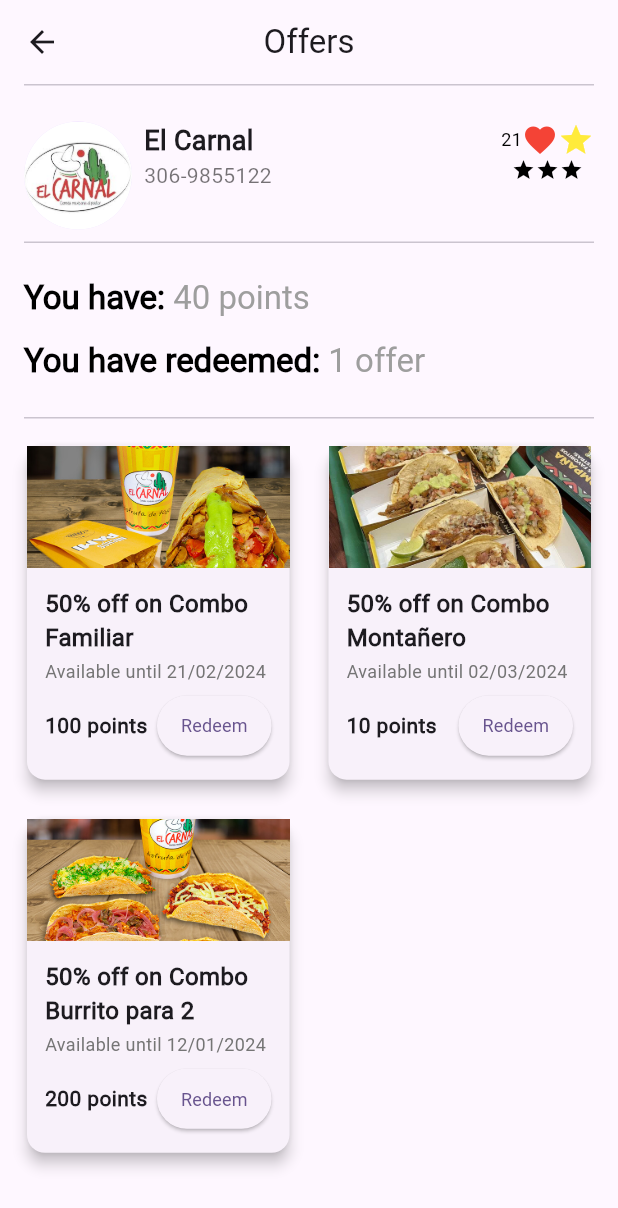
After one commit to ISIS3510-202401-Team31/Flutter, a Flutter app: the OffersPage screen opened directly, on a phone screen of 412 x 824 dp. The commit adds this screen. Shown: the top 1208 px of the screen. Run offline on Flutter 3.47's test engine with Material 3 defaults, Android fonts, the phone set to English and light mode, and no system bars; our stand-ins replace cloud_firestore, firebase_core; accounts and stored records are empty.

Commit message:
Offers View Created

```diff
--- a/unifood/lib/utils/routes.dart
+++ b/unifood/lib/utils/routes.dart
@@ -8,6 +8,9 @@ import 'package:unifood/view/restaurant/dashboard/views/restaurants.dart';
 import 'package:unifood/view/restaurant/search/views/search_view.dart';
 import 'package:unifood/view/profile/preferences/views/preferences.dart';
 import 'package:unifood/view/profile/points/views/points.dart';
+import 'package:unifood/view/restaurant/offers/views/offers.dart';
+
+
 class Routes {
   static Route<dynamic> generateRoute(RouteSettings settings) {
     switch (settings.name) {
@@ -29,6 +32,9 @@ class Routes {
         return MaterialPageRoute(builder: (_) => const Restaurants());
       case '/points': // Define la ruta para los puntos
         return MaterialPageRoute(builder: (_) => const Points());
+      case '/offers': // Define la ruta para las ofertas
+        return MaterialPageRoute(builder: (_) => const OffersPage());
+
       default:
         return MaterialPageRoute(builder: (_) => const Landing());
     }
--- a/unifood/lib/view/profile/points/widgets/custom_restaurant_offers.dart
+++ b/unifood/lib/view/profile/points/widgets/custom_restaurant_offers.dart
@@ -102,7 +102,7 @@ class CustomRestaurantOffers extends StatelessWidget {
                 bottom: 5, // Adjusted to position above the card's bottom edge
                 child: InkWell(
                   onTap: () {
-                    Navigator.pushNamed(context, '/offers');
+                  Navigator.pushNamed(context, '/offers');
                   },
                   child: Container(
                     padding: EdgeInsets.symmetric(horizontal: 12, vertical: 4),
--- /dev/null
+++ b/unifood/lib/view/restaurant/offers/views/offers.dart
@@ -0,0 +1,170 @@
+import 'package:flutter/material.dart';
+import 'package:unifood/view/restaurant/offers/widgets/offer_card.dart';
+
+class OffersPage extends StatelessWidget {
+  const OffersPage({Key? key}) : super(key: key);
+
+  @override
+  Widget build(BuildContext context) {
+    // Dummy data for the offers
+    final List<Map<String, dynamic>> offers = [
+      {
+        'imagePath': 'assets/images/oferta1.png',
+        'mainText': '50% off on Combo Familiar',
+        'subText': 'Available until 21/02/2024',
+        'points': 100,
+      },
+
+            {
+        'imagePath': 'assets/images/oferta2.jpg',
+        'mainText': '50% off on Combo Montañero',
+        'subText': 'Available until 02/03/2024',
+        'points': 10,
+      },
+
+      {
+        'imagePath': 'assets/images/oferta3.png',
+        'mainText': '50% off on Combo Burrito para 2',
+        'subText': 'Available until 12/01/2024',
+        'points': 200,
+      },
+
+    ];
+
+    return Scaffold(
+      appBar: AppBar(
+        leading: IconButton(
+          icon: const Icon(Icons.arrow_back),
+          onPressed: () => Navigator.of(context).pop(),
+        ),
+        title: const Text('Offers'),
+        centerTitle: true,
+      ),
+      body: SingleChildScrollView(
+        child: Column(
+          crossAxisAlignment: CrossAxisAlignment.start,
+          children: [
+            const Divider(height: 1, thickness: 1, indent: 16, endIndent: 16),
+            Padding(
+              padding: const EdgeInsets.fromLTRB(16.0, 24.0, 16.0, 8.0),
+              child: Row(
+                crossAxisAlignment: CrossAxisAlignment.start,
+                children: [
+                  const CircleAvatar(
+                    backgroundImage: AssetImage('assets/images/elcarnal_logo.jpeg'),
+                    radius: 36,
+                  ),
+                  const SizedBox(width: 8),
+                  const Expanded(
+                    child: Column(
+                      crossAxisAlignment: CrossAxisAlignment.start,
+                      children: [
+                        Text(
+                          "El Carnal",
+                          style: TextStyle(
+                            fontSize: 18,
+                            fontWeight: FontWeight.bold,
+                          ),
+                        ),
+                        Text(
+                          "306-9855122",
+                          style: TextStyle(
+                            fontSize: 14,
+                            color: Colors.black54,
+                          ),
+                        ),
+                      ],
+                    ),
+                  ),
+                  Column(
+                    children: [
+                      const Row(
+                        children: [
+                          Text(
+                            '21',
+                            style: TextStyle(
+                              fontSize: 12,
+                              color: Colors.black,
+                            ),
+                          ),
+                          Icon(Icons.favorite, color: Colors.red),
+                          Icon(Icons.star, color: Colors.yellow),
+                        ],
+                      ),
+                      Row(
+                        children: List.generate(3, (_) => const Icon(
+                          Icons.star,
+                          color: Colors.black,
+                          size: 16,
+                        )),
+                      ),
+                    ],
+                  ),
+                ],
+              ),
+            ),
+            const Divider(height: 1, thickness: 1, indent: 16, endIndent: 16),
+            Padding(
+              padding: const EdgeInsets.fromLTRB(16.0, 24.0, 16.0, 8.0), // Add more vertical padding
+              child: RichText(
+                text: const TextSpan(
+                  style: TextStyle(
+                    fontSize: 22,
+                    color: Colors.black,
+                  ),
+                  children: <TextSpan>[
+                    TextSpan(text: "You have: ", style: TextStyle(fontWeight: FontWeight.bold)),
+                    TextSpan(text: "40 points", style: TextStyle(color: Colors.grey)),
+                  ],
+                ),
+              ),
+            ),
+            Padding(
+              padding: const EdgeInsets.fromLTRB(16.0, 8.0, 16.0, 24.0), // Add more vertical padding
+              child: RichText(
+                text: const TextSpan(
+                  style: TextStyle(
+                    fontSize: 22,
+                    color: Colors.black,
+                  ),
+                  children: <TextSpan>[
+                    TextSpan(text: "You have redeemed: ", style: TextStyle(fontWeight: FontWeight.bold)),
+                    TextSpan(text: "1 offer", style: TextStyle(color: Colors.grey)),
+                  ],
+                ),
+              ),
+            ),
+
+            const Divider(height: 1, thickness: 1, indent: 16, endIndent: 16),
+            GridView.builder(
+              shrinkWrap: true,
+              physics: const NeverScrollableScrollPhysics(),
+              padding: const EdgeInsets.all(10),
+              gridDelegate: const SliverGridDelegateWithFixedCrossAxisCount(
+                crossAxisCount: 2,
+                childAspectRatio: 0.8, // Increased aspect ratio
+                crossAxisSpacing: 10,
+                mainAxisSpacing: 10,
+              ),
+              itemCount: offers.length,
+              itemBuilder: (context, index) {
+                final offer = offers[index];
+                return OfferCard(
+                  imagePath: offer['imagePath'],
+                  mainText: offer['mainText'],
+                  subText: offer['subText'],
+                  points: offer['points'],
+                  onRedeem: () {
+                    // TODO: Implement redeem action
+                  },
+                );
+              },
+            ),
+            // You might need to add some padding at the bottom if content is still overflowing
+            SizedBox(height: MediaQuery.of(context).size.height * 0.1),
+          ],
+        ),
+      ),
+    );
+  }
+}
--- /dev/null
+++ b/unifood/lib/view/restaurant/offers/widgets/offer_card.dart
@@ -0,0 +1,84 @@
+import 'package:flutter/material.dart';
+
+class OfferCard extends StatelessWidget {
+  final String imagePath;
+  final String mainText;
+  final String subText;
+  final int points;
+  final VoidCallback onRedeem;
+
+  const OfferCard({
+    Key? key,
+    required this.imagePath,
+    required this.mainText,
+    required this.subText,
+    required this.points,
+    required this.onRedeem,
+  }) : super(key: key);
+
+  @override
+  Widget build(BuildContext context) {
+    return Card(
+      elevation: 4.0,
+      margin: const EdgeInsets.all(8.0),
+      child: Column(
+        crossAxisAlignment: CrossAxisAlignment.stretch,
+        children: [
+          // Image is now expanded to fit the content better vertically
+          Expanded(
+            child: Image.asset(
+              imagePath,
+              fit: BoxFit.cover, // Cover the area of the card
+            ),
+          ),
+          Padding(
+            padding: const EdgeInsets.all(12.0),
+            child: Column(
+              crossAxisAlignment: CrossAxisAlignment.start,
+              children: [
+                Text(
+                  mainText,
+                  style: const TextStyle(
+                    fontWeight: FontWeight.bold,
+                    fontSize: 16, // Smaller font size
+                  ),
+                ),
+                const SizedBox(height: 2), // Reduced space
+                Text(
+                  subText,
+                  style: TextStyle(
+                    fontSize: 12, // Smaller font size
+                    color: Colors.grey.shade600,
+                  ),
+                ),
+                const SizedBox(height: 4), // Reduced space
+                Row(
+                  mainAxisAlignment: MainAxisAlignment.spaceBetween,
+                  children: [
+                    Text(
+                      '$points points',
+                      style: const TextStyle(
+                        fontWeight: FontWeight.bold,
+                        fontSize: 14, // Smaller font size
+                      ),
+                    ),
+                    ElevatedButton(
+                      onPressed: onRedeem,
+                      style: ElevatedButton.styleFrom(
+                        padding: const EdgeInsets.symmetric(horizontal: 16, vertical: 8), // Smaller padding for the button
+                      ),
+                      child: const Text(
+                        'Redeem',
+                        style: TextStyle(fontSize: 12), // Smaller text in the button
+                      ),
+                    ),
+                  ],
+                ),
+              ],
+            ),
+          ),
+        ],
+      ),
+    );
+  }
+}
```
Also changed, not shown: unifood/assets/images/oferta1.png (added), unifood/assets/images/oferta2.jpg (added), unifood/assets/images/oferta3.png (added), unifood/pubspec.lock, 1 other file.
